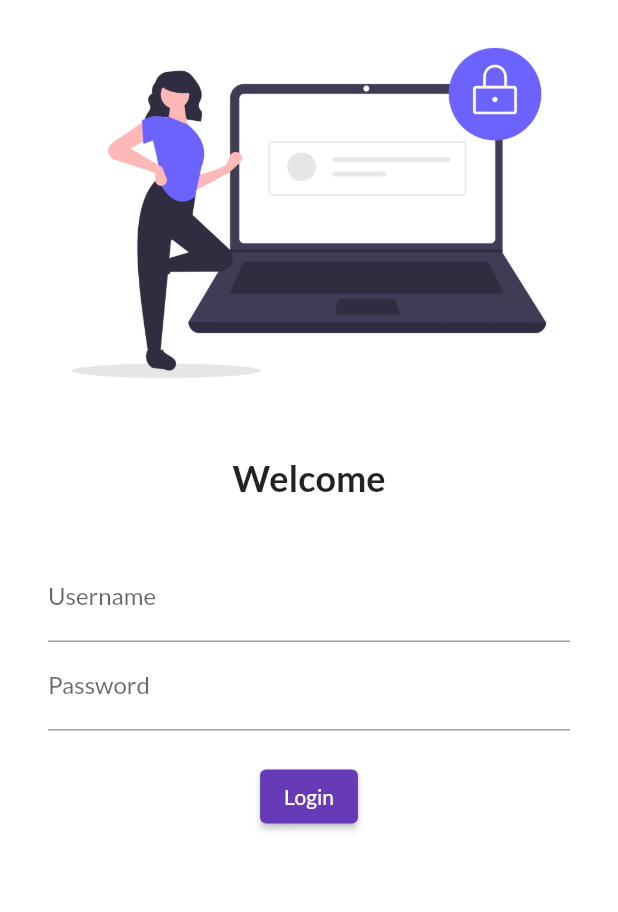
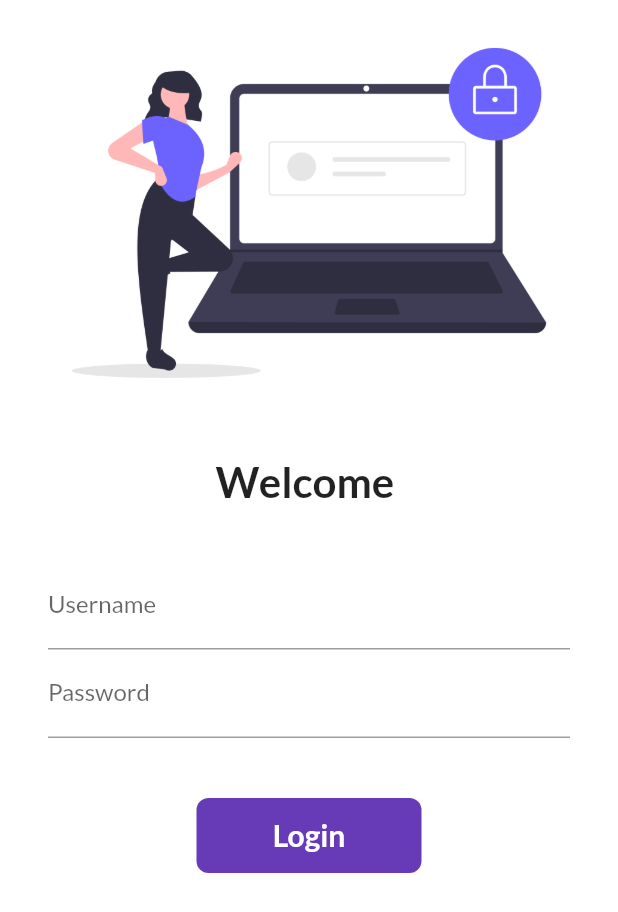
Before and after one commit to BhushanMandlik/Flutter, a Flutter app: the screen it shows after launch, on a phone screen of 412 x 824 dp. Shown: the top 912 px of the screen. Run offline on Flutter 3.47's test engine with Material 2 defaults, Android fonts, the phone set to English and light mode, and no system bars; our stand-ins replace google_fonts.

Commit message:
Day 6 completed

```diff
--- a/lib/main.dart
+++ b/lib/main.dart
@@ -1,4 +1,5 @@
 import 'package:flutter/material.dart';
+import 'package:flutter_catalog/utils/routes.dart';
 import 'pages/home_page.dart';
 import 'pages/login_page.dart';
 import 'package:google_fonts/google_fonts.dart';
@@ -29,6 +30,9 @@ class MyApp extends StatelessWidget {
         primarySwatch: Colors.deepPurple,
         fontFamily: GoogleFonts.lato().fontFamily,
       ),
+
+      //debugShowCheckedModeBanner: false, //use to remove debug banner (debug banner shows the app in production)
+
       darkTheme: ThemeData(
         brightness: Brightness.dark,
       ),
@@ -36,8 +40,8 @@ class MyApp extends StatelessWidget {
       routes: {
         "/": (context) => new LoginPage(), //new is optional
         // class name follows camelcase and function name follows eg. buildApp
-        "/home": (context) => HomePage(),
-        "/login": (context) => LoginPage(),
+        MyRoutes.homeRoute: (context) => HomePage(),
+        MyRoutes.loginRoute: (context) => LoginPage(),
       },
     );
   }
--- a/lib/pages/login_page.dart
+++ b/lib/pages/login_page.dart
@@ -1,11 +1,23 @@
 import "package:flutter/material.dart";
+import 'package:flutter_catalog/utils/routes.dart';
 
-class LoginPage extends StatelessWidget {
+class LoginPage extends StatefulWidget {
   //class is blueprint (Memebers + member functions), instance of an object is an object
+  @override
+  _LoginPageState createState() => _LoginPageState();
+}
+
+class _LoginPageState extends State<LoginPage> {
+  // start with "_" (underscore) means its privatein dart
+
+  String name = "";
+  bool changeButton = false;
+
   @override
   Widget build(BuildContext context) {
     return Material(
       color: Colors.white,
+      child: SingleChildScrollView(
         child: Column(
           children: [
             Image.asset(
@@ -18,9 +30,9 @@ class LoginPage extends StatelessWidget {
               //child: Text("Hi"),
             ),
             Text(
-            "Welcome",
+              "Welcome $name",
               style: TextStyle(
-              fontSize: 24,
+                fontSize: 28,
                 fontWeight: FontWeight.bold,
               ),
             ),
@@ -37,6 +49,11 @@ class LoginPage extends StatelessWidget {
                   TextFormField(
                     decoration: InputDecoration(
                         hintText: "Enter Username", labelText: "Username"),
+                    onChanged: (value) {
+                      name = value;
+                      setState(
+                          () {}); //it calls build() change UI and only used in statefulwidget
+                    },
                   ),
                   TextFormField(
                     obscureText: true,
@@ -45,21 +62,57 @@ class LoginPage extends StatelessWidget {
                   ),
                   SizedBox(
                     //it creates blank box
-                  height: 20.0,
+                    height: 40.0,
                     //child: Text("Hi"),
                   ),
-                ElevatedButton(
+                  InkWell(
+                    onTap: () async {
+                      setState(() {
+                        changeButton = true;
+                      });
+
+                      await Future.delayed(
+                          Duration(seconds: 1)); //wait for 1 sec
+                      Navigator.pushNamed(context, MyRoutes.homeRoute);
+                    },
+                    child: AnimatedContainer(
+                      duration: Duration(seconds: 1),
+                      width: changeButton ? 50 : 150,
+                      height: 50,
+                      //color: Colors.deepPurple,
+                      alignment: Alignment.center,
+                      child: changeButton
+                          ? Icon(Icons.done, color: Colors.white)
+                          : Text(
+                              "Login",
+                              style: TextStyle(
+                                  color: Colors.white,
+                                  fontWeight: FontWeight.bold,
+                                  fontSize: 20),
+                            ),
+                      decoration: BoxDecoration(
+                          color: Colors.deepPurple,
+                          //shape:
+                          //changeButton ? BoxShape.circle : BoxShape.rectangle,
+                          borderRadius:
+                              BorderRadius.circular(changeButton ? 50 : 8)),
+                    ),
+                  ),
+
+                  /*ElevatedButton(
                     child: Text("Login"),
-                  style: TextButton.styleFrom(),
+                    style: TextButton.styleFrom(minimumSize: Size(150, 40)),
                     onPressed: () {
-                    print("Welcome to Catalog App");
+                      //print("Welcome to Catalog App");
+                      Navigator.pushNamed(context, MyRoutes.homeRoute);
                     },
-                )
+                  )*/
                 ],
               ),
             ),
           ],
         ),
+      ),
     );
   }
 }
--- /dev/null
+++ b/lib/utils/routes.dart
@@ -0,0 +1,4 @@
+class MyRoutes {
+  static String loginRoute = "/login";
+  static String homeRoute = "/home";
+}
```
Also changed, not shown: 1 other file. Lines whose indentation alone changed are shown as unchanged.
